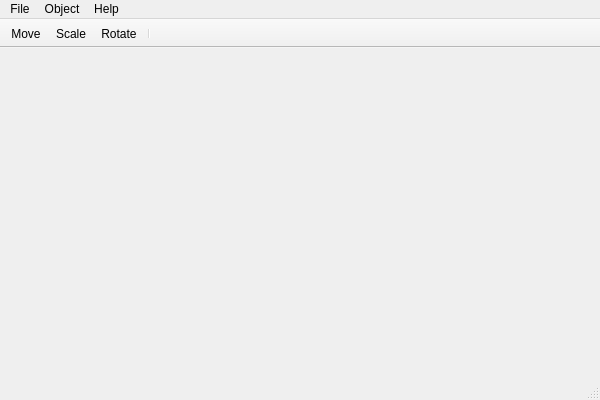
Old version of the form MainWindow.ui in the repository AndreyTulyakov/LightRabbit-Clipsed.
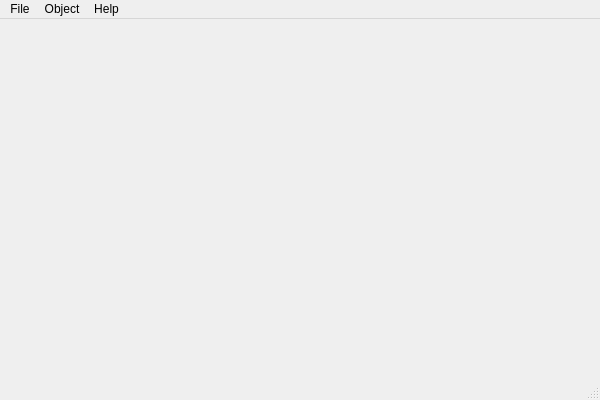
New version of the form. Icons and pictures are not drawn.

Patch:
```diff
--- a/MainWindow.ui
+++ b/MainWindow.ui
@@ -77,30 +77,6 @@
    <addaction name="menuHelp"/>
   </widget>
   <widget class="QStatusBar" name="statusBar"/>
-  <widget class="QToolBar" name="toolBar">
-   <property name="contextMenuPolicy">
-    <enum>Qt::NoContextMenu</enum>
-   </property>
-   <property name="windowTitle">
-    <string>toolBar</string>
-   </property>
-   <property name="movable">
-    <bool>false</bool>
-   </property>
-   <property name="floatable">
-    <bool>true</bool>
-   </property>
-   <attribute name="toolBarArea">
-    <enum>TopToolBarArea</enum>
-   </attribute>
-   <attribute name="toolBarBreak">
-    <bool>false</bool>
-   </attribute>
-   <addaction name="actionMove"/>
-   <addaction name="actionScale"/>
-   <addaction name="actionRotate"/>
-   <addaction name="separator"/>
-  </widget>
   <action name="actionNew">
    <property name="text">
     <string>New</string>
```
Left out of the diff: 4 changed lines with no effect on the pictures.
